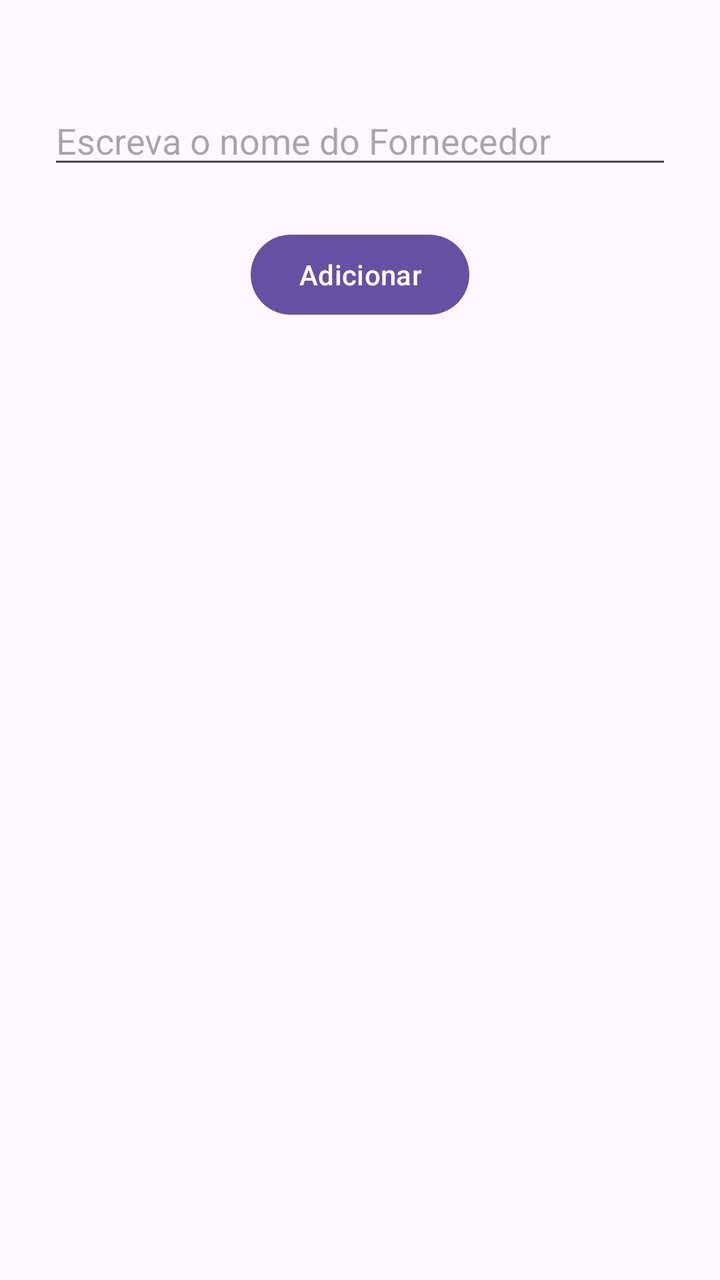
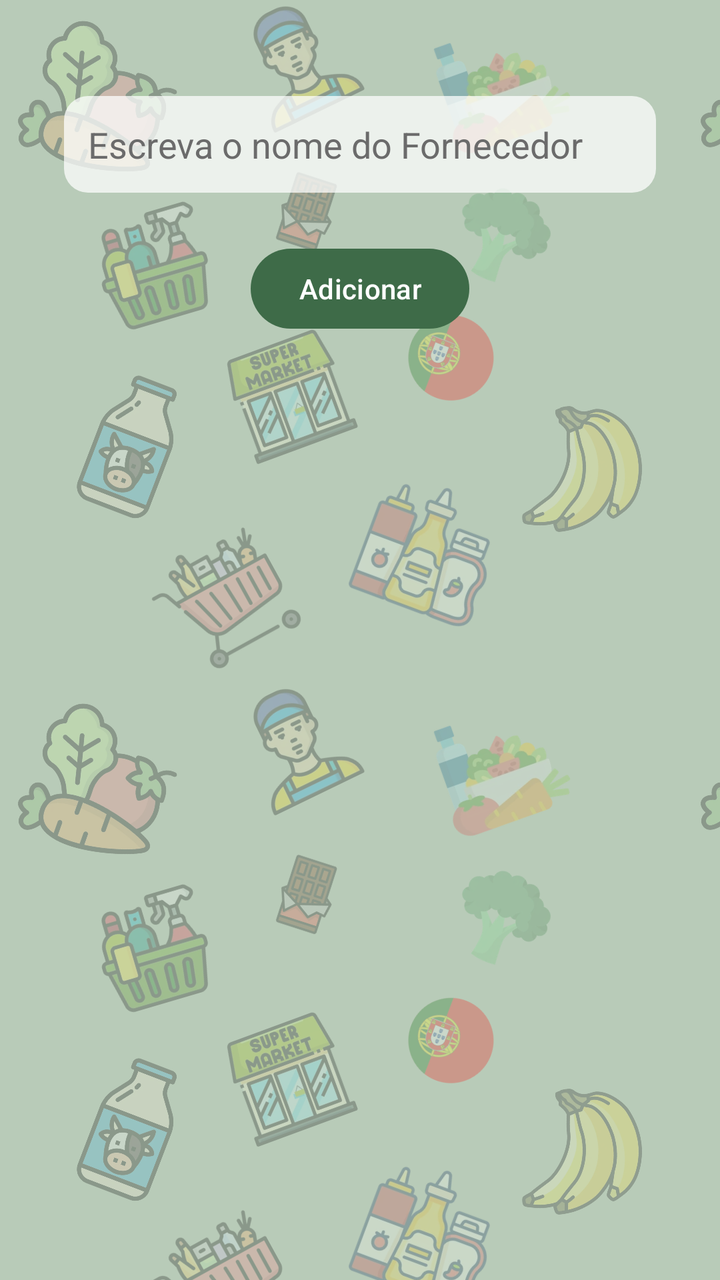

Two renders of the same Android screen: before a commit and after it. Below are the layout's source before the change and the commit's diff.
<!-- AndroidManifest.xml: application theme Theme.ProjectDroid_1220893_1241190 -->
<!-- res/layout/activity_criar_fornecedor.xml -->
<?xml version="1.0" encoding="utf-8"?>
<androidx.constraintlayout.widget.ConstraintLayout xmlns:android="http://schemas.android.com/apk/res/android"
    xmlns:tools="http://schemas.android.com/tools"
    xmlns:app="http://schemas.android.com/apk/res-auto"
    android:id="@+id/main"
    android:layout_width="match_parent"
    android:layout_height="match_parent"
    tools:context=".ui.CriarFornecedor">

    <EditText
        android:id="@+id/editTextNovoFornecedor"
        android:layout_width="0dp"
        android:layout_height="wrap_content"
        android:layout_marginStart="24dp"
        android:layout_marginTop="48dp"
        android:layout_marginEnd="24dp"
        android:hint="Escreva o nome do Fornecedor"
        android:inputType="text"
        android:maxLines="1"
        app:layout_constraintEnd_toEndOf="parent"
        app:layout_constraintStart_toStartOf="parent"
        app:layout_constraintTop_toTopOf="parent" />

    <Button
        android:id="@+id/buttonConfirmarFornecedor"
        android:layout_width="wrap_content"
        android:layout_height="wrap_content"
        android:layout_marginTop="24dp"
        android:text="Adicionar"
        app:layout_constraintEnd_toEndOf="parent"
        app:layout_constraintStart_toStartOf="parent"
        app:layout_constraintTop_toBottomOf="@id/editTextNovoFornecedor" />

</androidx.constraintlayout.widget.ConstraintLayout>
<!-- resources referenced by this layout -->
<resources>
  <style name="Theme.ProjectDroid_1220893_1241190" parent="Base.Theme.ProjectDroid_1220893_1241190" />
  <style name="Base.Theme.ProjectDroid_1220893_1241190" parent="Theme.Material3.DayNight.NoActionBar">
          
          
      </style>
</resources>

<!-- the commit's change to res/layout/activity_criar_fornecedor.xml (unified diff, before → after) -->
@@ -11,9 +11,9 @@
         android:id="@+id/editTextNovoFornecedor"
         android:layout_width="0dp"
         android:layout_height="wrap_content"
-        android:layout_marginStart="24dp"
+        android:layout_marginStart="32dp"
         android:layout_marginTop="48dp"
-        android:layout_marginEnd="24dp"
+        android:layout_marginEnd="32dp"
         android:hint="Escreva o nome do Fornecedor"
         android:inputType="text"
         android:maxLines="1"
<!-- resource entries referenced after the edit -->
@@ -3,7 +3,40 @@
   <style name="Theme.ProjectDroid_1220893_1241190" parent="Base.Theme.ProjectDroid_1220893_1241190" />
   <style name="Base.Theme.ProjectDroid_1220893_1241190" parent="Theme.Material3.DayNight.NoActionBar">
           
+          <item name="android:windowBackground">@drawable/fundo_supermercado</item>
+  
           
+          <item name="colorPrimary">@color/verde_botao</item>
+          <item name="colorOnPrimary">@color/white</item>
+          <item name="colorPrimaryContainer">@color/verde_botao</item>
+  
+          
+          <item name="editTextStyle">@style/fundoElementosLayout</item>
+          <item name="spinnerStyle">@style/fundoElementosLayout</item>
+  
+  
+  
       </style>
+  <!-- drawable fundo_supermercado (drawable) -->
+  <?xml version="1.0" encoding="utf-8"?>
+  <bitmap xmlns:android="http://schemas.android.com/apk/res/android"
+      android:src="@drawable/padrao_fundo"
+      android:tileMode="repeat" />
+  <color name="verde_botao">#3E6B48</color>
+  <color name="white">#FFFFFFFF</color>
+  <style name="fundoElementosLayout" parent="Widget.AppCompat.EditText">
+          <item name="android:background">@drawable/fundo_edittext</item>
+          <item name="android:padding">12dp</item>
+          <item name="android:textColor">#222222</item>
+          <item name="android:textColorHint">#6B6B6B</item>
+      </style>
+  <!-- drawable padrao_fundo: png bitmap (drawable-nodpi, 387805 bytes) -->
+  <!-- drawable fundo_edittext (drawable) -->
+  <?xml version="1.0" encoding="utf-8"?>
+  <shape xmlns:android="http://schemas.android.com/apk/res/android"
+      android:shape="rectangle">
+      <solid android:color="#BCFFFFFF" />
+      <corners android:radius="12dp" />
+  </shape>
 </resources>
 
